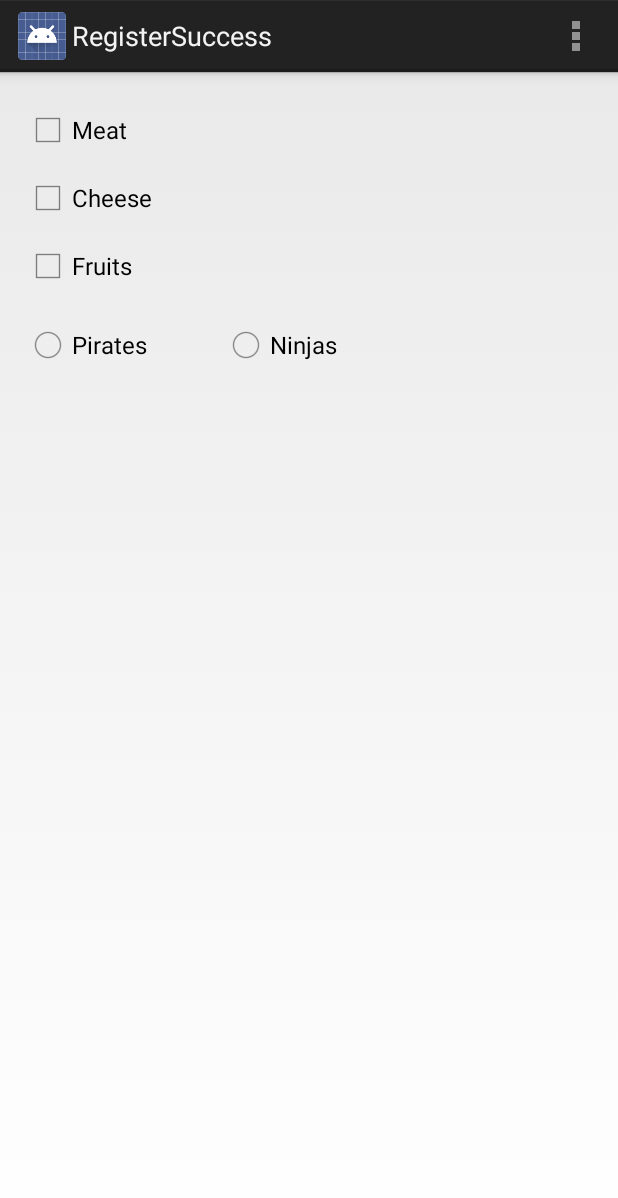
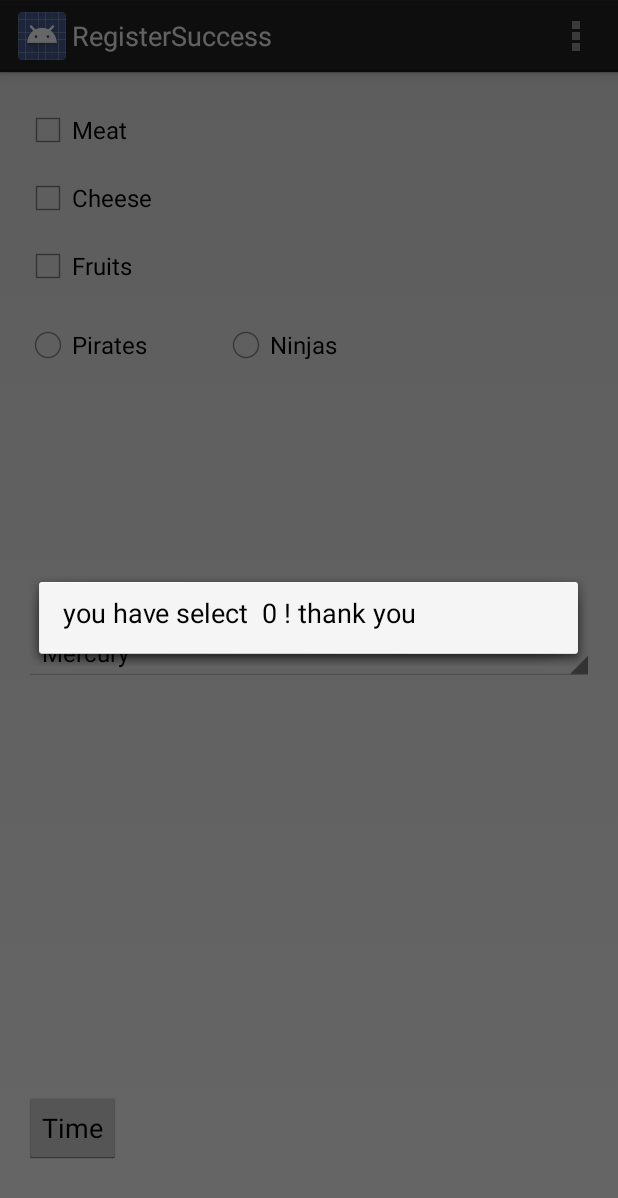
Before and after one commit to littleyang/loginapp, an Android app: the RegisterSuccess screen opened directly, with no data from a screen before it, on a phone screen of 412 x 824 dp. Shown: the top 1198 px of the screen. Run offline under Robolectric (Android 15) with nearby library versions, the phone set to English and light mode, and no system bars.

Commit message:
android input controller, array spiner and time picker

```diff
--- a/app/src/main/java/com/example/yangyang/loginapp/RegisterSuccess.java
+++ b/app/src/main/java/com/example/yangyang/loginapp/RegisterSuccess.java
@@ -2,20 +2,29 @@ package com.example.yangyang.loginapp;
 
 import android.app.Activity;
 import android.app.AlertDialog;
+import android.app.DialogFragment;
 import android.os.Bundle;
 import android.view.Menu;
 import android.view.MenuItem;
 import android.view.View;
+import android.widget.AdapterView;
+import android.widget.ArrayAdapter;
 import android.widget.CheckBox;
 import android.widget.RadioButton;
+import android.widget.Spinner;
 
 
-public class RegisterSuccess extends Activity {
+public class RegisterSuccess extends Activity implements AdapterView.OnItemSelectedListener{
 
     @Override
     protected void onCreate(Bundle savedInstanceState) {
         super.onCreate(savedInstanceState);
         setContentView(R.layout.activity_register_success);
+        Spinner spiner = (Spinner)findViewById(R.id.planets_spinner);
+        ArrayAdapter<CharSequence> adapter = ArrayAdapter.createFromResource(this,R.array.planets_array,android.R.layout.simple_spinner_item);
+        adapter.setDropDownViewResource(android.R.layout.simple_spinner_item);
+        spiner.setAdapter(adapter);
+        spiner.setOnItemSelectedListener(this);
     }
 
 
@@ -87,4 +96,22 @@ public class RegisterSuccess extends Activity {
                 break;
         }
     }
+
+
+    @Override
+    public void onItemSelected(AdapterView<?> adapterView, View view, int pos, long id) {
+        AlertDialog.Builder bundle = new AlertDialog.Builder(this);
+        bundle.setMessage("you have select  " + id + " ! thank you");
+        bundle.show();
+    }
+
+    @Override
+    public void onNothingSelected(AdapterView<?> adapterView) {
+
+    }
+
+    public void showTimePickerDialog(View v) {
+        DialogFragment newFragment = new TimePickerFragment();
+        newFragment.show(getFragmentManager(), "timePicker");
+    }
 }
--- /dev/null
+++ b/app/src/main/java/com/example/yangyang/loginapp/TimePickerFragment.java
@@ -0,0 +1,33 @@
+package com.example.yangyang.loginapp;
+
+import android.app.Dialog;
+import android.app.DialogFragment;
+import android.app.TimePickerDialog;
+import android.os.Bundle;
+import android.text.format.DateFormat;
+import android.widget.TimePicker;
+
+import java.util.Calendar;
+
+/**
+ * Created by yangyang on 14-9-12.
+ */
+public  class TimePickerFragment extends DialogFragment implements TimePickerDialog.OnTimeSetListener{
+
+    @Override
+    public Dialog onCreateDialog(Bundle savedInstanceState) {
+        // Use the current time as the default values for the picker
+        final Calendar c = Calendar.getInstance();
+        int hour = c.get(Calendar.HOUR_OF_DAY);
+        int minute = c.get(Calendar.MINUTE);
+
+        // Create a new instance of TimePickerDialog and return it
+        return new TimePickerDialog(getActivity(), this, hour, minute,
+                DateFormat.is24HourFormat(getActivity()));
+    }
+
+    @Override
+    public void onTimeSet(TimePicker timePicker, int hour, int min) {
+
+    }
+}
--- a/app/src/main/res/layout/activity_register_success.xml
+++ b/app/src/main/res/layout/activity_register_success.xml
@@ -63,7 +63,27 @@
                     android:layout_marginLeft="50dp"
                     android:onClick="onRadioButtonClicked"/>
                 </RadioGroup>
+
+
+
             </LinearLayout>
+            <Spinner
+                android:id="@+id/planets_spinner"
+                android:layout_width="match_parent"
+                android:layout_height="wrap_content"
+                android:layout_centerVertical="true"
+                android:layout_alignParentStart="true"
+                />
+
+        <Button
+            android:id="@+id/time_picker"
+            android:layout_width="wrap_content"
+            android:layout_height="wrap_content"
+            android:text="@string/pick_time"
+            android:onClick="showTimePickerDialog"
+            android:layout_alignParentBottom="true"
+            android:layout_alignParentStart="true"
+            android:layout_marginBottom="32dp" />
 
 
 </RelativeLayout>
--- a/app/src/main/res/values/strings.xml
+++ b/app/src/main/res/values/strings.xml
@@ -22,5 +22,17 @@
     <string name="check_fruits">Fruits</string>
     <string name="pirates">Pirates</string>
     <string name="ninjas">Ninjas</string>
+    <string name="pick_time">Time</string>
+
+    <string-array name="planets_array">
+        <item>Mercury</item>
+        <item>Venus</item>
+        <item>Earth</item>
+        <item>Mars</item>
+        <item>Jupiter</item>
+        <item>Saturn</item>
+        <item>Uranus</item>
+        <item>Neptune</item>
+    </string-array>
 
 </resources>
```
